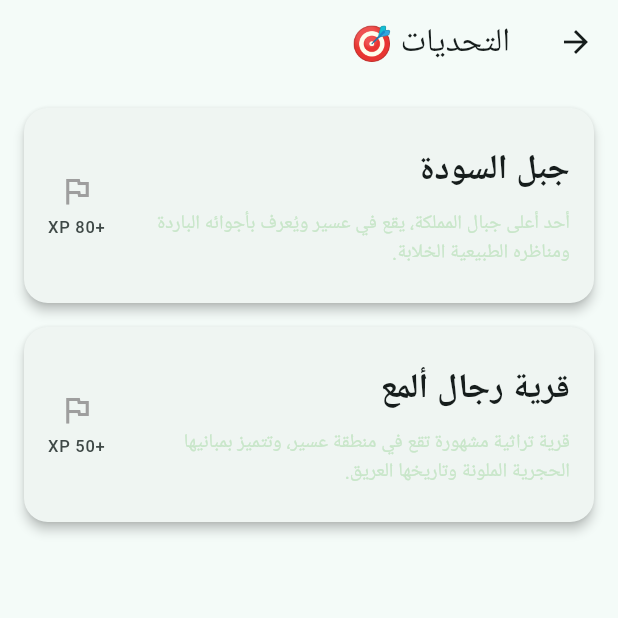
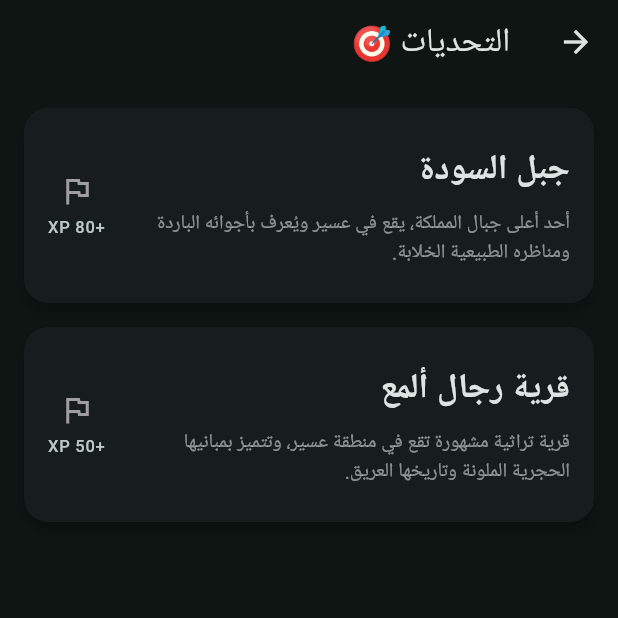
Before and after one commit to HuplyJoy/application, a Flutter app: the ChallengeScreen screen opened directly, on a phone screen of 412 x 824 dp, the top half of it. Run offline on Flutter 3.47's test engine with Material 3 defaults, Android fonts, the phone set to English and light mode, and no system bars; our stand-ins replace firebase_auth, firebase_core, flutter_map, flutter_riverpod, geolocator, go_router and 4 more; missing offline and left inert: mobile_scanner; accounts and stored records are empty; Roboto replaces fonts that are missing (Cairo).

Commit message:
fix: theme
Fix theme and add Riverpod package

```diff
--- a/huplyjoy/lib/app/app.dart
+++ b/huplyjoy/lib/app/app.dart
@@ -1,21 +1,23 @@
 import 'package:flutter/material.dart';
 import 'package:flutter_localizations/flutter_localizations.dart';
+import 'package:flutter_riverpod/flutter_riverpod.dart';
 import 'package:huplyjoi/app/router/app_router.dart';
 import 'package:huplyjoi/app/theme/app_theme.dart';
 import 'package:huplyjoi/app/localization/app_localizations.dart';
+import 'package:huplyjoi/app/theme/theme_provider.dart';
 
 
-class TourismApp extends StatelessWidget {
+class TourismApp extends ConsumerWidget {
   const TourismApp({super.key});
 
   @override
-  Widget build(BuildContext context) {
+  Widget build(BuildContext context, WidgetRef ref) {
     return MaterialApp.router(
       debugShowCheckedModeBanner: false,
       title: 'Tourism Gamification App',
       theme: AppTheme.light,
       darkTheme: AppTheme.dark,
-      themeMode: ThemeMode.system,
+      themeMode: ref.watch(themeModeProvider),
       routerConfig: AppRouter.router,
       supportedLocales: const [
         Locale('ar'),
--- a/huplyjoy/lib/app/router/app_router.dart
+++ b/huplyjoy/lib/app/router/app_router.dart
@@ -1,6 +1,5 @@
 import 'package:go_router/go_router.dart';
 import 'package:huplyjoi/features/auth/presentation/login_screen.dart';
-import 'package:huplyjoi/features/auth/presentation/register_screen.dart';
 import 'package:huplyjoi/features/home/presentation/home_screen.dart';
 import 'package:huplyjoi/features/profile/presentation/profile_screen.dart';
 import 'package:huplyjoi/features/onboarding/presentation/onboarding_screen.dart';
@@ -17,10 +16,6 @@ class AppRouter {
       ),
       GoRoute(path: '/login', builder: (context, state) => const LoginScreen()),
       GoRoute(
-        path: '/register',
-        builder: (context, state) => const RegisterScreen(),
-      ),
-      GoRoute(
         path: '/profile',
         builder: (context, state) => const ProfileScreen(),
       ),
--- a/huplyjoy/lib/features/challenge/presentation/widgets/challenge_card.dart
+++ b/huplyjoy/lib/features/challenge/presentation/widgets/challenge_card.dart
@@ -26,7 +26,7 @@ class ChallengeCard extends StatelessWidget {
             challenge.description,
             maxLines: 3,
             overflow: TextOverflow.ellipsis,
-            style: TextStyle(fontSize: 13, color: Colors.green.shade100),
+            style: TextStyle(fontSize: 13, color: Theme.of(context).colorScheme.onSurface.withAlpha(150)),
           ),
         ),
         trailing: Column(
--- a/huplyjoy/lib/features/challenges/data/data.dart
+++ /dev/null
@@ -1,18 +0,0 @@
-import 'package:huplyjoi/features/challenges/model/challenge.dart';
-
-final List<Challenge> challenges = [
-  Challenge(
-    id: 1,
-    title: 'جبل السودة',
-    description: 'أحد أعلى جبال المملكة، يقع في عسير ويُعرف بأجوائه الباردة ومناظره الطبيعية الخلابة.',
-    rewardPoints: 80,
-    isCompleted: false,
-  ),
-  Challenge(
-    id: 2,
-    title: 'قرية رجال ألمع',
-    description: 'قرية تراثية مشهورة تقع في منطقة عسير، وتتميز بمبانيها الحجرية الملونة وتاريخها العريق.',
-    rewardPoints: 50,
-    isCompleted: false,
-  ),
-];
--- a/huplyjoy/lib/features/challenges/model/challenge.dart
+++ /dev/null
@@ -1,15 +0,0 @@
-class Challenge {
-  final int id;
-  final String title;
-  final String description;
-  final int rewardPoints;
-  final bool isCompleted;
-
-  Challenge({
-    required this.id,
-    required this.title,
-    required this.description,
-    required this.rewardPoints,
-    required this.isCompleted,
-  });
-}
--- a/huplyjoy/lib/features/challenges/presentation/challenge_screen.dart
+++ /dev/null
@@ -1,44 +0,0 @@
-import 'package:flutter/material.dart';
-import 'package:huplyjoi/features/challenges/data/data.dart';
-import 'package:huplyjoi/features/challenges/model/challenge.dart';
-import 'widgets/challenge_card.dart';
-
-class ChallengeScreen extends StatefulWidget {
-  const ChallengeScreen({super.key});
-
-  @override
-  State<ChallengeScreen> createState() => _ChallengeScreenState();
-}
-
-class _ChallengeScreenState extends State<ChallengeScreen> {
-
-  void refresh(isCompleted, id){
-    if(isCompleted) {
-      final challenge = challenges.firstWhere((item) => id == item.id);
-      setState(() {
-        challenges.remove(challenge);
-        challenges.add(
-            Challenge(id: challenge.id,
-                title: challenge.title,
-                description: challenge.description,
-                rewardPoints: challenge.rewardPoints,
-                isCompleted: true)
-        );
-      });
-    }
-  }
-  @override
-  Widget build(BuildContext context) {
-    return Scaffold(
-      appBar: AppBar(
-        title: const Text('التحديات 🎯'),
-      ),
-      body: Padding(
-        padding: const EdgeInsets.all(16.0),
-        child: ListView(
-          children: challenges.map((c) => ChallengeCard(challenge: c, refresh as Function(bool, int))).toList(),
-        ),
-      ),
-    );
-  }
-}
--- a/huplyjoy/lib/features/challenges/presentation/widgets/challenge_card.dart
+++ /dev/null
@@ -1,56 +0,0 @@
-import 'package:flutter/material.dart';
-import 'package:huplyjoi/features/challenges/model/challenge.dart';
-import 'package:huplyjoi/features/goal/presentation/goal_screen.dart';
-
-class ChallengeCard extends StatelessWidget {
-  const ChallengeCard(this.refresh, {super.key, required this.challenge});
-
-  final Challenge challenge;
-  final Function(bool, int) refresh;
-
-  @override
-  Widget build(BuildContext context) {
-    return Card(
-      margin: const EdgeInsets.only(bottom: 16),
-      shape: RoundedRectangleBorder(borderRadius: BorderRadius.circular(16)),
-      elevation: 3,
-      child: ListTile(
-        contentPadding: const EdgeInsets.all(16),
-        title: Text(
-          challenge.title,
-          style: TextStyle(fontWeight: FontWeight.w800, fontSize: 23),
-        ),
-        subtitle: Padding(
-          padding: const EdgeInsets.only(top: 8),
-          child: Text(
-            challenge.description,
-            maxLines: 3,
-            overflow: TextOverflow.ellipsis,
-            style: TextStyle(fontSize: 13, color: Colors.green.shade100),
-          ),
-        ),
-        trailing: Column(
-          mainAxisAlignment: MainAxisAlignment.center,
-          children: [
-            Icon(
-              challenge.isCompleted ? Icons.check_circle : Icons.flag_outlined,
-              color: challenge.isCompleted ? Colors.green : Colors.grey,
-            ),
-            const SizedBox(height: 4),
-            Text('+${challenge.rewardPoints} XP'),
-          ],
-        ),
-        onTap: () async {
-          final bool isCompleted = await Navigator.push(
-            context,
-            MaterialPageRoute(
-              builder: (context) => GoalScreen(challenge.title, challenge.id),
-            ),
-          )?? false;
-
-          refresh(isCompleted, challenge.id);
-        },
-      ),
-    );
-  }
-}
--- a/huplyjoy/lib/features/goal/presentation/goal_screen.dart
+++ b/huplyjoy/lib/features/goal/presentation/goal_screen.dart
@@ -6,6 +6,7 @@ import 'package:huplyjoi/features/goal/presentation/q_r_scaneer_screen.dart';
 import 'package:latlong2/latlong.dart';
 import 'package:geolocator/geolocator.dart';
 import 'package:permission_handler/permission_handler.dart';
+import 'package:shared_preferences/shared_preferences.dart';
 
 class GoalScreen extends StatefulWidget {
   const GoalScreen(this.pageTitle, this.id, {super.key});
@@ -20,7 +21,6 @@ class _GoalScreenState extends State<GoalScreen> {
   LatLng? userLocation;
   final String mapTilerApiKey = 'vVYPEaYcAfGCzAvjCnKk';
   final MapController _mapController = MapController();
-
   List<Goal> goals_list = [];
 
   @override
--- a/huplyjoy/lib/features/home/presentation/widgets/area_card.dart
+++ b/huplyjoy/lib/features/home/presentation/widgets/area_card.dart
@@ -83,7 +83,7 @@ class _AreaCardState extends State<AreaCard> {
                     widget.area.description,
                     maxLines: 3,
                     overflow: TextOverflow.ellipsis,
-                    style: const TextStyle(color: Colors.grey),
+                    style: TextStyle(color: Theme.of(context).colorScheme.onSurface.withAlpha(150)),
                   ),
                   const SizedBox(height: 6),
                   Row(
--- a/huplyjoy/pubspec.yaml
+++ b/huplyjoy/pubspec.yaml
@@ -57,7 +57,7 @@ dependencies:
 
   # Theme Switching
   shared_preferences: ^2.5.3
-  #  provider: ^6.1.5
+  flutter_riverpod: ^2.6.1
 
 
   # Animations + SVG
```
Also changed, not shown: huplyjoy/lib/app/theme/theme_provider.dart (added, +13 -0 lines), huplyjoy/lib/features/auth/presentation/login_screen.dart (+4 -4 lines), huplyjoy/lib/features/auth/presentation/register_screen.dart (deleted, +0 -95 lines), huplyjoy/lib/features/profile/presentation/profile_screen.dart (+29 -10 lines), huplyjoy/lib/main.dart (+6 -1 lines), huplyjoy/lib/firebase_options.dart, huplyjoy/pubspec.lock, 16 other files.
